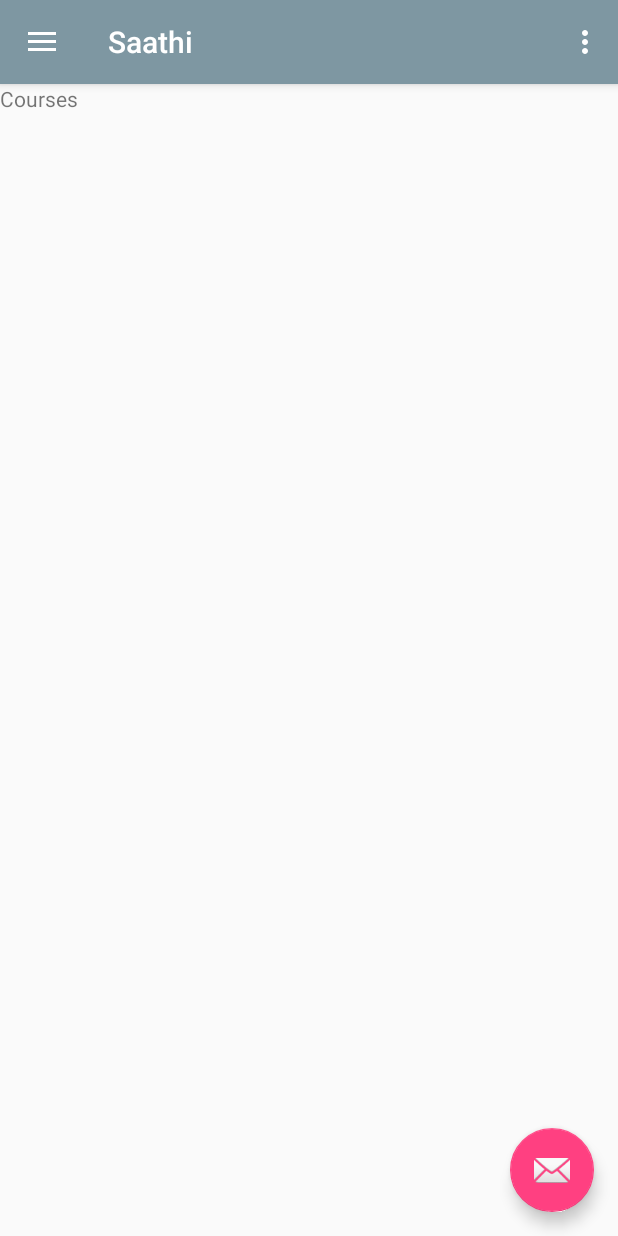
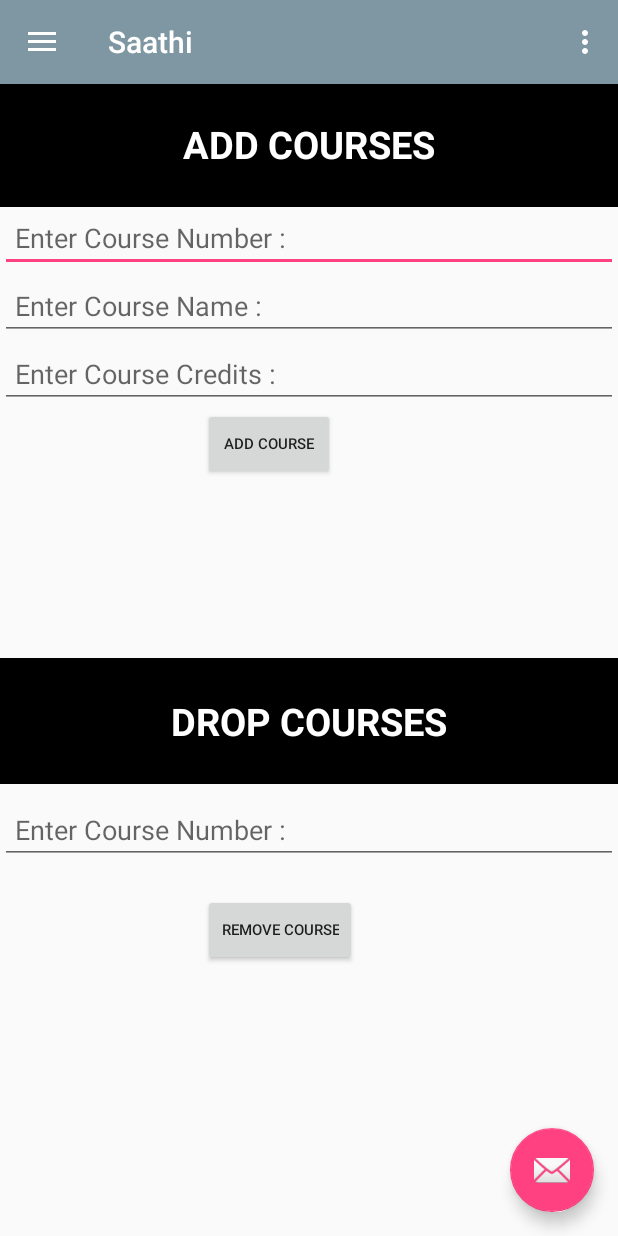
Before and after one commit to gupta-meghna64/Saathi, an Android app: the RegisterCourses screen opened directly, with no data from a screen before it, on a phone screen of 412 x 824 dp. Run offline under Robolectric (Android 15) with nearby library versions, the phone set to English and light mode, and no system bars; our stand-ins replace Firebase (no records; nobody signed in at launch, a user with empty details on screens opened directly); 2 statements that could not run were skipped.

Commit message:
Addition and Deletion of Courses Added

```diff
--- a/app/src/main/res/layout/course_content_main.xml
+++ b/app/src/main/res/layout/course_content_main.xml
@@ -1,5 +1,5 @@
 <?xml version="1.0" encoding="utf-8"?>
-<android.support.constraint.ConstraintLayout xmlns:android="http://schemas.android.com/apk/res/android"
+<RelativeLayout xmlns:android="http://schemas.android.com/apk/res/android"
     xmlns:app="http://schemas.android.com/apk/res-auto"
     xmlns:tools="http://schemas.android.com/tools"
     android:layout_width="match_parent"
@@ -8,11 +8,146 @@
     tools:context="com.example.saathi.RegisterCourses"
     tools:showIn="@layout/course_bar_main">
 
-    <TextView
-        android:id="@+id/textView6"
-        android:layout_width="wrap_content"
-        android:layout_height="wrap_content"
-        android:text="Courses"
-        tools:layout_editor_absoluteX="151dp"
-        tools:layout_editor_absoluteY="192dp" />
-</android.support.constraint.ConstraintLayout>
+    <View
+        android:layout_width="match_parent"
+        android:layout_height="2dp"
+        android:layout_centerVertical="true"
+        android:background="#000000"
+        android:id="@+id/courseHorizontalView" />
+
+    <RelativeLayout
+        android:layout_width="match_parent"
+        android:layout_height="match_parent"
+        android:layout_above="@+id/courseHorizontalView"
+        android:id="@+id/courseTopHalf">
+
+        <View
+            android:layout_width="match_parent"
+            android:layout_height="2dp"
+            android:layout_marginTop="80dp"
+            android:background="#000000"
+            android:id="@+id/courseHeaderView" />
+        <RelativeLayout
+            android:layout_width="match_parent"
+            android:layout_height="80dp"
+            android:id="@+id/courseHeader"
+            android:background="#000000">
+
+            <TextView
+                android:layout_width="wrap_content"
+                android:layout_height="wrap_content"
+                android:text="ADD COURSES"
+                android:textColor="#FFFFFF"
+                android:layout_centerHorizontal="true"
+                android:layout_centerVertical="true"
+                android:textSize="25dp"
+                android:textStyle="bold"
+                android:id="@+id/addCourses"/>
+
+
+        </RelativeLayout>
+        <EditText
+            android:layout_width="match_parent"
+            android:layout_height="wrap_content"
+            android:layout_below="@+id/courseHeader"
+            android:paddingTop="10dp"
+            android:paddingLeft="10dp"
+            android:paddingRight="10dp"
+            android:hint="Enter Course Number : "
+            android:id="@+id/editTextCourseNumber"/>
+
+        <EditText
+            android:layout_width="match_parent"
+            android:layout_height="wrap_content"
+            android:layout_below="@+id/editTextCourseNumber"
+            android:paddingTop="10dp"
+            android:paddingLeft="10dp"
+            android:paddingRight="10dp"
+            android:hint="Enter Course Name : "
+            android:id="@+id/editTextCourseName"/>
+
+        <EditText
+            android:layout_width="match_parent"
+            android:layout_height="wrap_content"
+            android:layout_below="@+id/editTextCourseName"
+            android:paddingTop="10dp"
+            android:paddingLeft="10dp"
+            android:paddingRight="10dp"
+            android:hint="Enter Course Credits : "
+            android:id="@+id/editTextCredits"/>
+
+        <Button
+            android:id="@+id/buttonAdd"
+            android:layout_width="wrap_content"
+            android:layout_height="wrap_content"
+            android:layout_below="@+id/editTextCredits"
+            android:layout_alignParentLeft="true"
+            android:layout_alignParentStart="true"
+            android:textSize="10dp"
+            android:layout_marginLeft="135dp"
+            android:layout_marginStart="135dp"
+            android:text="Add course" />
+
+    </RelativeLayout>
+
+    <RelativeLayout
+        android:layout_width="match_parent"
+        android:layout_height="match_parent"
+        android:id="@+id/courseTopBottom"
+        android:layout_below="@+id/courseHorizontalView">
+
+        <View
+            android:layout_width="match_parent"
+            android:layout_height="2dp"
+            android:layout_marginTop="80dp"
+            android:background="#000000"
+            android:id="@+id/courseFooterView" />
+
+        <RelativeLayout
+            android:layout_width="match_parent"
+            android:layout_height="80dp"
+            android:id="@+id/removeCourseHeader"
+            android:background="#000000"
+            >
+
+            <TextView
+                android:layout_width="wrap_content"
+                android:layout_height="wrap_content"
+                android:id="@+id/removeCourses"
+                android:text="DROP COURSES"
+                android:textColor="#FFFFFF"
+                android:layout_centerHorizontal="true"
+                android:layout_centerVertical="true"
+                android:textSize="25dp"
+                android:textStyle="bold"/>
+
+        </RelativeLayout>
+
+        <EditText
+            android:layout_width="match_parent"
+            android:layout_height="wrap_content"
+            android:layout_below="@+id/removeCourseHeader"
+            android:paddingTop="20dp"
+            android:paddingLeft="10dp"
+            android:paddingRight="10dp"
+            android:hint="Enter Course Number : "
+            android:id="@+id/editTextRemoveCourseNumber"/>
+
+        <Button
+            android:id="@+id/buttonRemove"
+            android:layout_width="wrap_content"
+            android:layout_height="wrap_content"
+            android:layout_below="@+id/editTextRemoveCourseNumber"
+            android:layout_alignParentLeft="true"
+            android:layout_alignParentStart="true"
+            android:layout_marginTop="20dp"
+            android:textSize="10dp"
+            android:layout_marginLeft="135dp"
+            android:layout_marginStart="135dp"
+            android:text="Remove course" />
+
+    </RelativeLayout>
+
+
+
+</RelativeLayout>
```
